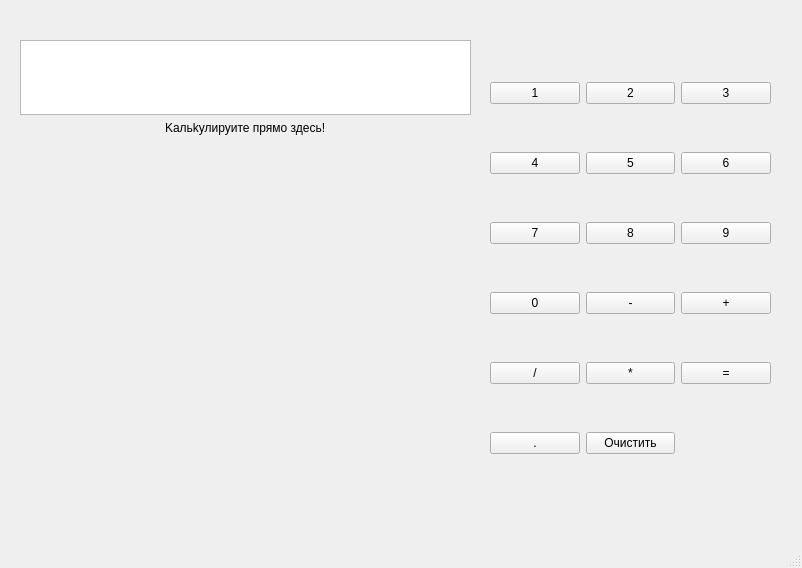
The window that test_kute/mwindow.ui (NikolsonAkaSamurai/My_Cpp_Leapning) describes before a commit, drawn with Qt 5.
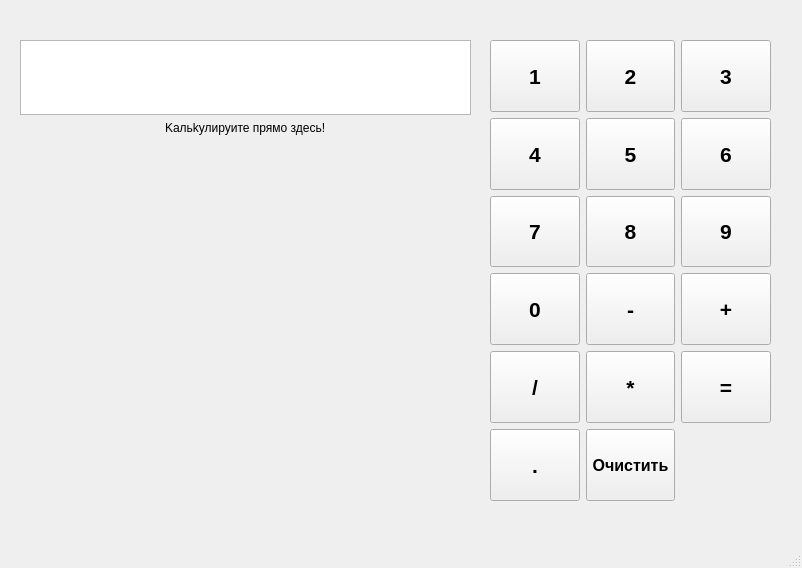
The same window after the commit.

Commit message: make buttons Expanding and font 16 bold

Diff of the .ui file:
```diff
--- a/test_kute/mwindow.ui
+++ b/test_kute/mwindow.ui
@@ -26,6 +26,24 @@
     <layout class="QGridLayout" name="gridLayout">
      <item row="4" column="0">
       <widget class="QPushButton" name="num0">
+       <property name="sizePolicy">
+        <sizepolicy hsizetype="Expanding" vsizetype="Expanding">
+         <horstretch>0</horstretch>
+         <verstretch>0</verstretch>
+        </sizepolicy>
+       </property>
+       <property name="minimumSize">
+        <size>
+         <width>60</width>
+         <height>60</height>
+        </size>
+       </property>
+       <property name="font">
+        <font>
+         <pointsize>16</pointsize>
+         <bold>true</bold>
+        </font>
+       </property>
        <property name="statusTip">
         <string/>
        </property>
@@ -34,8 +52,26 @@
        </property>
       </widget>
      </item>
-     <item row="6" column="0" alignment="Qt::AlignBottom">
+     <item row="6" column="0">
       <widget class="QPushButton" name="div">
+       <property name="sizePolicy">
+        <sizepolicy hsizetype="Expanding" vsizetype="Expanding">
+         <horstretch>0</horstretch>
+         <verstretch>0</verstretch>
+        </sizepolicy>
+       </property>
+       <property name="minimumSize">
+        <size>
+         <width>60</width>
+         <height>60</height>
+        </size>
+       </property>
+       <property name="font">
+        <font>
+         <pointsize>16</pointsize>
+         <bold>true</bold>
+        </font>
+       </property>
        <property name="text">
         <string>/</string>
        </property>
@@ -43,6 +79,24 @@
      </item>
      <item row="6" column="2">
       <widget class="QPushButton" name="result">
+       <property name="sizePolicy">
+        <sizepolicy hsizetype="Expanding" vsizetype="Expanding">
+         <horstretch>0</horstretch>
+         <verstretch>0</verstretch>
+        </sizepolicy>
+       </property>
+       <property name="minimumSize">
+        <size>
+         <width>60</width>
+         <height>60</height>
+        </size>
+       </property>
+       <property name="font">
+        <font>
+         <pointsize>16</pointsize>
+         <bold>true</bold>
+        </font>
+       </property>
        <property name="text">
         <string>=</string>
        </property>
@@ -50,6 +104,24 @@
      </item>
      <item row="4" column="2">
       <widget class="QPushButton" name="add">
+       <property name="sizePolicy">
+        <sizepolicy hsizetype="Expanding" vsizetype="Expanding">
+         <horstretch>0</horstretch>
+         <verstretch>0</verstretch>
+        </sizepolicy>
+       </property>
+       <property name="minimumSize">
+        <size>
+         <width>60</width>
+         <height>60</height>
+        </size>
+       </property>
+       <property name="font">
+        <font>
+         <pointsize>16</pointsize>
+         <bold>true</bold>
+        </font>
+       </property>
        <property name="text">
         <string>+</string>
        </property>
@@ -57,6 +129,24 @@
      </item>
      <item row="0" column="2">
       <widget class="QPushButton" name="num3">
+       <property name="sizePolicy">
+        <sizepolicy hsizetype="Expanding" vsizetype="Expanding">
+         <horstretch>0</horstretch>
+         <verstretch>0</verstretch>
+        </sizepolicy>
+       </property>
+       <property name="minimumSize">
+        <size>
+         <width>60</width>
+         <height>60</height>
+        </size>
+       </property>
+       <property name="font">
+        <font>
+         <pointsize>16</pointsize>
+         <bold>true</bold>
+        </font>
+       </property>
        <property name="text">
         <string>3</string>
        </property>
@@ -64,6 +154,24 @@
      </item>
      <item row="2" column="2">
       <widget class="QPushButton" name="num6">
+       <property name="sizePolicy">
+        <sizepolicy hsizetype="Expanding" vsizetype="Expanding">
+         <horstretch>0</horstretch>
+         <verstretch>0</verstretch>
+        </sizepolicy>
+       </property>
+       <property name="minimumSize">
+        <size>
+         <width>60</width>
+         <height>60</height>
+        </size>
+       </property>
+       <property name="font">
+        <font>
+         <pointsize>16</pointsize>
+         <bold>true</bold>
+        </font>
+       </property>
        <property name="text">
         <string>6</string>
        </property>
@@ -71,6 +179,24 @@
      </item>
      <item row="3" column="1">
       <widget class="QPushButton" name="num8">
+       <property name="sizePolicy">
+        <sizepolicy hsizetype="Expanding" vsizetype="Expanding">
+         <horstretch>0</horstretch>
+         <verstretch>0</verstretch>
+        </sizepolicy>
+       </property>
+       <property name="minimumSize">
+        <size>
+         <width>60</width>
+         <height>60</height>
+        </size>
+       </property>
+       <property name="font">
+        <font>
+         <pointsize>16</pointsize>
+         <bold>true</bold>
+        </font>
+       </property>
        <property name="text">
         <string>8</string>
        </property>
@@ -78,6 +204,24 @@
      </item>
      <item row="2" column="0">
       <widget class="QPushButton" name="num4">
+       <property name="sizePolicy">
+        <sizepolicy hsizetype="Expanding" vsizetype="Expanding">
+         <horstretch>0</horstretch>
+         <verstretch>0</verstretch>
+        </sizepolicy>
+       </property>
+       <property name="minimumSize">
+        <size>
+         <width>60</width>
+         <height>60</height>
+        </size>
+       </property>
+       <property name="font">
+        <font>
+         <pointsize>16</pointsize>
+         <bold>true</bold>
+        </font>
+       </property>
        <property name="text">
         <string>4</string>
        </property>
@@ -85,6 +229,24 @@
      </item>
      <item row="6" column="1">
       <widget class="QPushButton" name="mult">
+       <property name="sizePolicy">
+        <sizepolicy hsizetype="Expanding" vsizetype="Expanding">
+         <horstretch>0</horstretch>
+         <verstretch>0</verstretch>
+        </sizepolicy>
+       </property>
+       <property name="minimumSize">
+        <size>
+         <width>60</width>
+         <height>60</height>
+        </size>
+       </property>
+       <property name="font">
+        <font>
+         <pointsize>16</pointsize>
+         <bold>true</bold>
+        </font>
+       </property>
        <property name="text">
         <string>*</string>
        </property>
@@ -92,6 +254,24 @@
      </item>
      <item row="0" column="0">
       <widget class="QPushButton" name="num1">
+       <property name="sizePolicy">
+        <sizepolicy hsizetype="Expanding" vsizetype="Expanding">
+         <horstretch>0</horstretch>
+         <verstretch>0</verstretch>
+        </sizepolicy>
+       </property>
+       <property name="minimumSize">
+        <size>
+         <width>60</width>
+         <height>60</height>
+        </size>
+       </property>
+       <property name="font">
+        <font>
+         <pointsize>16</pointsize>
+         <bold>true</bold>
+        </font>
+       </property>
        <property name="text">
         <string>1</string>
        </property>
@@ -100,11 +280,23 @@
      <item row="0" column="1">
       <widget class="QPushButton" name="num2">
        <property name="sizePolicy">
-        <sizepolicy hsizetype="Minimum" vsizetype="Fixed">
+        <sizepolicy hsizetype="Expanding" vsizetype="Expanding">
          <horstretch>0</horstretch>
          <verstretch>0</verstretch>
         </sizepolicy>
        </property>
+       <property name="minimumSize">
+        <size>
+         <width>60</width>
+         <height>60</height>
+        </size>
+       </property>
+       <property name="font">
+        <font>
+         <pointsize>16</pointsize>
+         <bold>true</bold>
+        </font>
+       </property>
        <property name="text">
         <string>2</string>
        </property>
@@ -112,6 +304,24 @@
      </item>
      <item row="4" column="1">
       <widget class="QPushButton" name="sub">
+       <property name="sizePolicy">
+        <sizepolicy hsizetype="Expanding" vsizetype="Expanding">
+         <horstretch>0</horstretch>
+         <verstretch>0</verstretch>
+        </sizepolicy>
+       </property>
+       <property name="minimumSize">
+        <size>
+         <width>60</width>
+         <height>60</height>
+        </size>
+       </property>
+       <property name="font">
+        <font>
+         <pointsize>16</pointsize>
+         <bold>true</bold>
+        </font>
+       </property>
        <property name="text">
         <string>-</string>
        </property>
@@ -119,6 +329,24 @@
      </item>
      <item row="2" column="1">
       <widget class="QPushButton" name="num5">
+       <property name="sizePolicy">
+        <sizepolicy hsizetype="Expanding" vsizetype="Expanding">
+         <horstretch>0</horstretch>
+         <verstretch>0</verstretch>
+        </sizepolicy>
+       </property>
+       <property name="minimumSize">
+        <size>
+         <width>60</width>
+         <height>60</height>
+        </size>
+       </property>
+       <property name="font">
+        <font>
+         <pointsize>16</pointsize>
+         <bold>true</bold>
+        </font>
+       </property>
        <property name="text">
         <string>5</string>
        </property>
@@ -126,6 +354,24 @@
      </item>
      <item row="3" column="2">
       <widget class="QPushButton" name="num9">
+       <property name="sizePolicy">
+        <sizepolicy hsizetype="Expanding" vsizetype="Expanding">
+         <horstretch>0</horstretch>
+         <verstretch>0</verstretch>
+        </sizepolicy>
+       </property>
+       <property name="minimumSize">
+        <size>
+         <width>60</width>
+         <height>60</height>
+        </size>
+       </property>
+       <property name="font">
+        <font>
+         <pointsize>16</pointsize>
+         <bold>true</bold>
+        </font>
+       </property>
        <property name="text">
         <string>9</string>
        </property>
@@ -133,6 +379,24 @@
      </item>
      <item row="3" column="0">
       <widget class="QPushButton" name="num7">
+       <property name="sizePolicy">
+        <sizepolicy hsizetype="Expanding" vsizetype="Expanding">
+         <horstretch>0</horstretch>
+         <verstretch>0</verstretch>
+        </sizepolicy>
+       </property>
+       <property name="minimumSize">
+        <size>
+         <width>60</width>
+         <height>60</height>
+        </size>
+       </property>
+       <property name="font">
+        <font>
+         <pointsize>16</pointsize>
+         <bold>true</bold>
+        </font>
+       </property>
        <property name="text">
         <string>7</string>
        </property>
@@ -140,6 +404,24 @@
      </item>
      <item row="7" column="1">
       <widget class="QPushButton" name="clear">
+       <property name="sizePolicy">
+        <sizepolicy hsizetype="Expanding" vsizetype="Expanding">
+         <horstretch>0</horstretch>
+         <verstretch>0</verstretch>
+        </sizepolicy>
+       </property>
+       <property name="minimumSize">
+        <size>
+         <width>60</width>
+         <height>60</height>
+        </size>
+       </property>
+       <property name="font">
+        <font>
+         <pointsize>12</pointsize>
+         <bold>true</bold>
+        </font>
+       </property>
        <property name="text">
         <string>Очистить</string>
        </property>
@@ -147,6 +429,24 @@
      </item>
      <item row="7" column="0">
       <widget class="QPushButton" name="dec">
+       <property name="sizePolicy">
+        <sizepolicy hsizetype="Expanding" vsizetype="Expanding">
+         <horstretch>0</horstretch>
+         <verstretch>0</verstretch>
+        </sizepolicy>
+       </property>
+       <property name="minimumSize">
+        <size>
+         <width>60</width>
+         <height>60</height>
+        </size>
+       </property>
+       <property name="font">
+        <font>
+         <pointsize>16</pointsize>
+         <bold>true</bold>
+        </font>
+       </property>
        <property name="text">
         <string>.</string>
        </property>
```
The commit also changes 1 other file.
